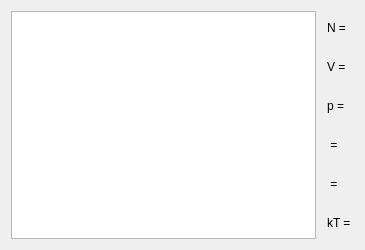
pr1kol2005/box-with-molecules, file forms/MainWidget.ui: the form before one commit.
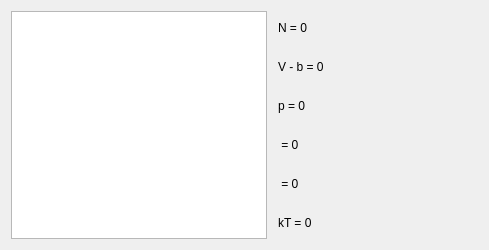
The form after the commit.

Commit message: changed window title

```diff
--- a/forms/MainWidget.ui
+++ b/forms/MainWidget.ui
@@ -44,43 +44,115 @@
     <layout class="QVBoxLayout" name="verticalLayout">
      <item>
       <widget class="QLabel" name="label_1">
+       <property name="sizePolicy">
+        <sizepolicy hsizetype="MinimumExpanding" vsizetype="Preferred">
+         <horstretch>0</horstretch>
+         <verstretch>0</verstretch>
+        </sizepolicy>
+       </property>
+       <property name="minimumSize">
+        <size>
+         <width>150</width>
+         <height>0</height>
+        </size>
+       </property>
        <property name="text">
-        <string>N = </string>
+        <string>N = 0</string>
        </property>
       </widget>
      </item>
      <item>
       <widget class="QLabel" name="label_2">
+       <property name="sizePolicy">
+        <sizepolicy hsizetype="MinimumExpanding" vsizetype="Preferred">
+         <horstretch>0</horstretch>
+         <verstretch>0</verstretch>
+        </sizepolicy>
+       </property>
+       <property name="minimumSize">
+        <size>
+         <width>150</width>
+         <height>0</height>
+        </size>
+       </property>
        <property name="text">
-        <string>V = </string>
+        <string>V - b = 0</string>
        </property>
       </widget>
      </item>
      <item>
       <widget class="QLabel" name="label_3">
+       <property name="sizePolicy">
+        <sizepolicy hsizetype="MinimumExpanding" vsizetype="Preferred">
+         <horstretch>0</horstretch>
+         <verstretch>0</verstretch>
+        </sizepolicy>
+       </property>
+       <property name="minimumSize">
+        <size>
+         <width>150</width>
+         <height>0</height>
+        </size>
+       </property>
        <property name="text">
-        <string>p = </string>
+        <string>p = 0</string>
        </property>
       </widget>
      </item>
      <item>
       <widget class="QLabel" name="label_4">
+       <property name="sizePolicy">
+        <sizepolicy hsizetype="MinimumExpanding" vsizetype="Preferred">
+         <horstretch>0</horstretch>
+         <verstretch>0</verstretch>
+        </sizepolicy>
+       </property>
+       <property name="minimumSize">
+        <size>
+         <width>150</width>
+         <height>0</height>
+        </size>
+       </property>
        <property name="text">
-        <string>&lt;v&gt; = </string>
+        <string>&lt;v&gt; = 0</string>
        </property>
       </widget>
      </item>
      <item>
       <widget class="QLabel" name="label_5">
+       <property name="sizePolicy">
+        <sizepolicy hsizetype="MinimumExpanding" vsizetype="Preferred">
+         <horstretch>0</horstretch>
+         <verstretch>0</verstretch>
+        </sizepolicy>
+       </property>
+       <property name="minimumSize">
+        <size>
+         <width>150</width>
+         <height>0</height>
+        </size>
+       </property>
        <property name="text">
-        <string>&lt;E&gt; = </string>
+        <string>&lt;E&gt; = 0</string>
        </property>
       </widget>
      </item>
      <item>
       <widget class="QLabel" name="label_6">
+       <property name="sizePolicy">
+        <sizepolicy hsizetype="MinimumExpanding" vsizetype="Preferred">
+         <horstretch>0</horstretch>
+         <verstretch>0</verstretch>
+        </sizepolicy>
+       </property>
+       <property name="minimumSize">
+        <size>
+         <width>200</width>
+         <height>0</height>
+        </size>
+       </property>
        <property name="text">
-        <string>kT = </string>
+        <string>kT = 0</string>
        </property>
       </widget>
      </item>
```
Left out of the diff: 2 changed lines with no effect on the pictures.
